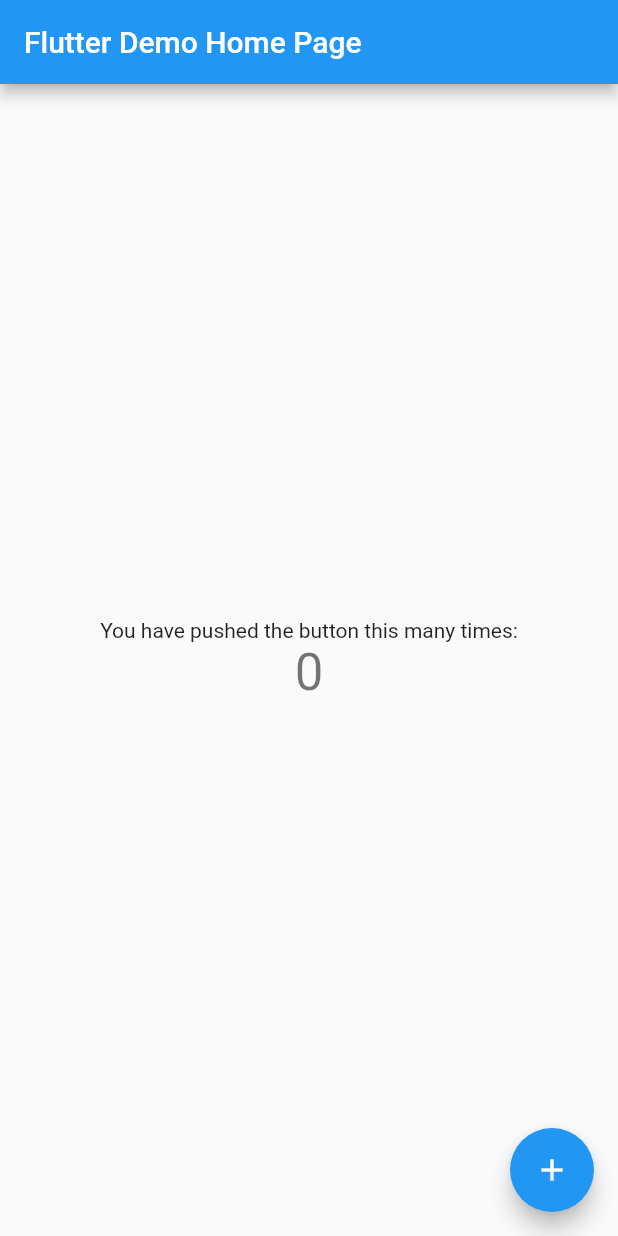
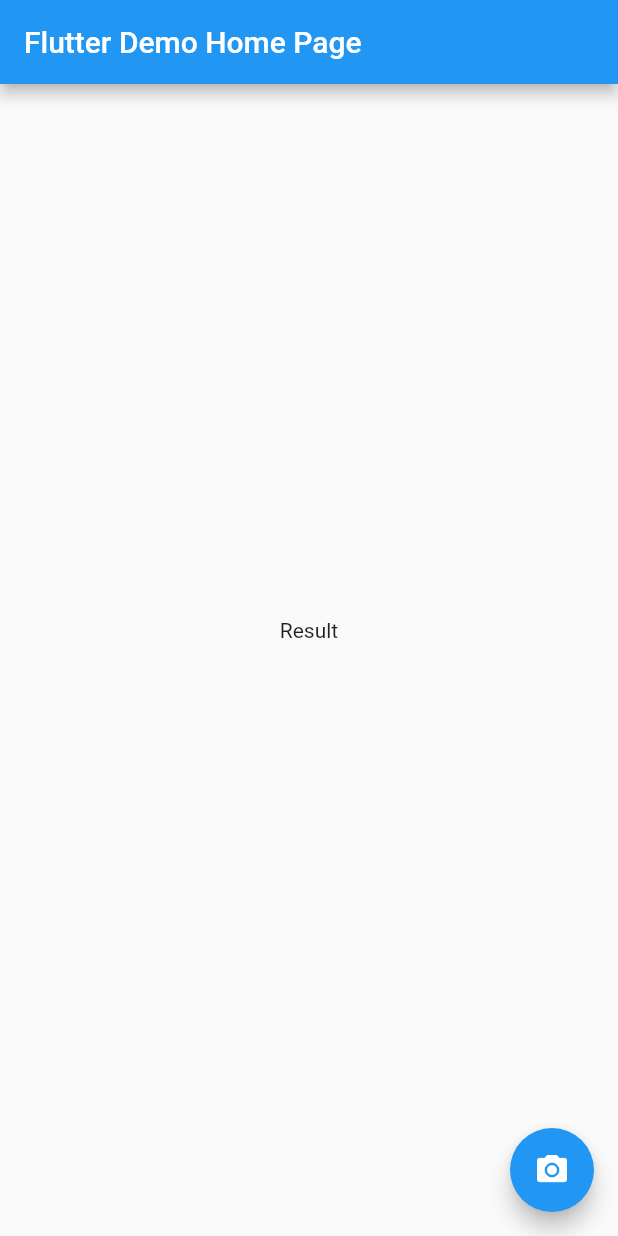
Before and after one commit to muhiro12/coduck, a Flutter app: the screen it shows after launch, on a phone screen of 412 x 824 dp. Run offline on Flutter 3.47's test engine with Material 2 defaults, Android fonts, the phone set to English and light mode, and no system bars; missing offline and left inert: barcode_scan.

Commit message:
Add scanner

```diff
--- a/lib/main.dart
+++ b/lib/main.dart
@@ -1,3 +1,4 @@
+import 'package:barcode_scan/barcode_scan.dart';
 import 'package:flutter/material.dart';
 
 void main() {
@@ -28,11 +29,12 @@ class MyHomePage extends StatefulWidget {
 }
 
 class _MyHomePageState extends State<MyHomePage> {
-  int _counter = 0;
+  String _result = '';
 
-  void _incrementCounter() {
+  void _scan() async {
+    var result = await BarcodeScanner.scan();
     setState(() {
-      _counter++;
+      _result = result.rawContent;
     });
   }
 
@@ -47,19 +49,19 @@ class _MyHomePageState extends State<MyHomePage> {
           mainAxisAlignment: MainAxisAlignment.center,
           children: <Widget>[
             Text(
-              'You have pushed the button this many times:',
+              'Result',
             ),
             Text(
-              '$_counter',
+              '$_result',
               style: Theme.of(context).textTheme.headline4,
             ),
           ],
         ),
       ),
       floatingActionButton: FloatingActionButton(
-        onPressed: _incrementCounter,
-        tooltip: 'Increment',
-        child: Icon(Icons.add),
+        onPressed: _scan,
+        tooltip: 'Scan',
+        child: Icon(Icons.photo_camera),
       ),
     );
   }
```
Also changed, not shown: 2 other files.
